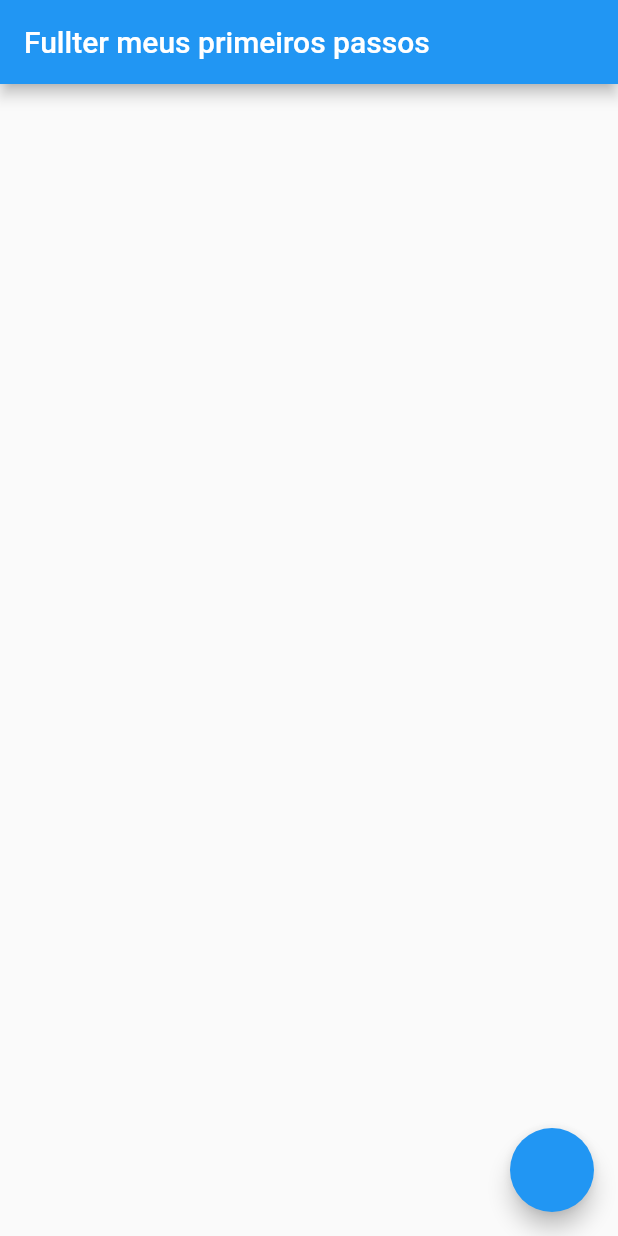
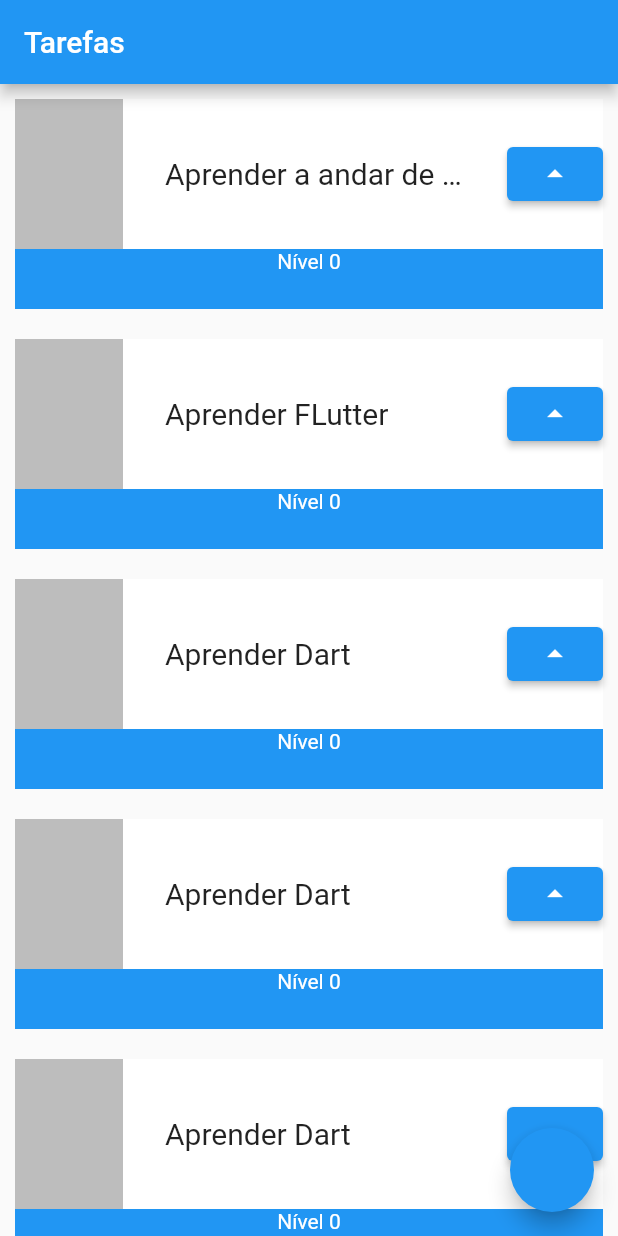
Before and after one commit to Sthefanye/AppFlutter, a Flutter app: the screen it shows after launch, on a phone screen of 412 x 824 dp. Run offline on Flutter 3.47's test engine with Material 2 defaults, Android fonts, the phone set to English and light mode, and no system bars.

```diff
--- a/lib/main.dart
+++ b/lib/main.dart
@@ -16,11 +16,77 @@ class MyApp extends StatelessWidget {
       ),
       home: Scaffold(
         appBar: AppBar(
-          title: Text('Fullter meus primeiros passos'),
+          title: Text('Tarefas'),
         ),
-        body: Container(),
+        body: ListView(
+          children: [
+            Task('Aprender a andar de bike'),
+            Task('Aprender FLutter'),
+            Task('Aprender Dart'),
+            Task('Aprender Dart'),
+            Task('Aprender Dart'),
+            Task('Aprender Dart'),
+            Task('Aprender Dart'),
+            Task('Aprender Dart'),
+            Task('Aprender Dart'),
+          ],
+        ),
         floatingActionButton: FloatingActionButton(onPressed: () {}),
       ),
     );
   }
 }
+
+class Task extends StatelessWidget {
+  final String taskName;
+
+  const Task(this.taskName, {Key? key}) : super(key: key);
+
+  @override
+  Widget build(BuildContext context) {
+    int nivel = 0;
+    return Padding(
+      padding: const EdgeInsets.all(10.0),
+      child: Container(
+          child: Stack(
+        children: [
+          Container(
+            color: Colors.blue,
+            height: 140,
+          ),
+          Column(
+            children: [
+              Container(
+                  color: Colors.white,
+                  height: 100,
+                  child: Row(
+                    mainAxisAlignment: MainAxisAlignment.spaceBetween,
+                    children: [
+                      Container(
+                        color: Colors.black26,
+                        height: 100,
+                        width: 72,
+                      ),
+                      Container(
+                          width: 200,
+                          child: Text(
+                            taskName,
+                            style: TextStyle(
+                                fontSize: 20, overflow: TextOverflow.ellipsis),
+                          )),
+                      ElevatedButton(
+                          onPressed: () {
+                            nivel++;
+                            print(nivel);
+                          },
+                          child: Icon(Icons.arrow_drop_up))
+                    ],
+                  )),
+              Text('Nível 0', style: TextStyle(color: Colors.white))
+            ],
+          ),
+        ],
+      )),
+    );
+  }
+}
```
